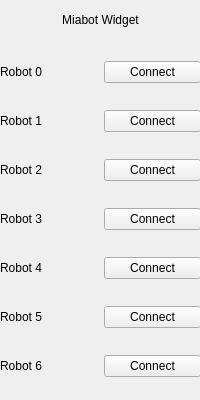
leonard-lab/dcslROS, file dcsl_miabot_driver/resource/miabot_module.ui: the form before one commit.
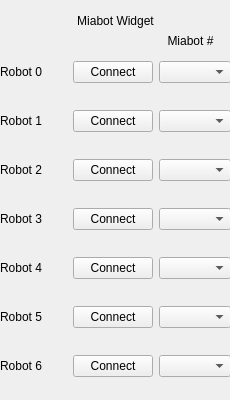
The form after the commit.

Commit message: Implemented miabot selector for connecting with specified id#

```diff
--- a/dcsl_miabot_driver/resource/miabot_module.ui
+++ b/dcsl_miabot_driver/resource/miabot_module.ui
@@ -6,7 +6,7 @@
    <rect>
     <x>0</x>
     <y>0</y>
-    <width>200</width>
+    <width>230</width>
     <height>400</height>
    </rect>
   </property>
@@ -21,11 +21,20 @@
     <rect>
      <x>0</x>
      <y>40</y>
-     <width>201</width>
+     <width>231</width>
      <height>361</height>
     </rect>
    </property>
    <layout class="QGridLayout" name="gridLayout">
+    <item row="1" column="2">
+     <widget class="QComboBox" name="_r1_comboBox"/>
+    </item>
+    <item row="2" column="2">
+     <widget class="QComboBox" name="_r2_comboBox"/>
+    </item>
+    <item row="0" column="2">
+     <widget class="QComboBox" name="_r0_comboBox"/>
+    </item>
     <item row="3" column="0">
      <widget class="QLabel" name="_r3_label">
       <property name="text">
@@ -136,6 +145,22 @@
       </property>
      </widget>
     </item>
+    <item row="4" column="2">
+     <widget class="QComboBox" name="_r4_comboBox"/>
+    </item>
+    <item row="3" column="2">
+     <widget class="QComboBox" name="_r3_comboBox"/>
+    </item>
+    <item row="6" column="2">
+     <widget class="QComboBox" name="_r6_comboBox">
+      <property name="insertPolicy">
+       <enum>QComboBox::InsertAtBottom</enum>
+      </property>
+     </widget>
+    </item>
+    <item row="5" column="2">
+     <widget class="QComboBox" name="_r5_comboBox"/>
+    </item>
    </layout>
   </widget>
   <widget class="QLabel" name="_title_label">
@@ -143,8 +168,8 @@
     <rect>
      <x>0</x>
      <y>10</y>
-     <width>201</width>
-     <height>20</height>
+     <width>231</width>
+     <height>21</height>
     </rect>
    </property>
    <property name="frameShape">
@@ -160,6 +185,28 @@
     <set>Qt::AlignCenter</set>
    </property>
   </widget>
+  <widget class="QLabel" name="_title_label_2">
+   <property name="geometry">
+    <rect>
+     <x>150</x>
+     <y>30</y>
+     <width>81</width>
+     <height>21</height>
+    </rect>
+   </property>
+   <property name="frameShape">
+    <enum>QFrame::NoFrame</enum>
+   </property>
+   <property name="frameShadow">
+    <enum>QFrame::Plain</enum>
+   </property>
+   <property name="text">
+    <string>Miabot #</string>
+   </property>
+   <property name="alignment">
+    <set>Qt::AlignCenter</set>
+   </property>
+  </widget>
  </widget>
  <resources/>
  <connections/>
```
The commit also changes 5 other files.
